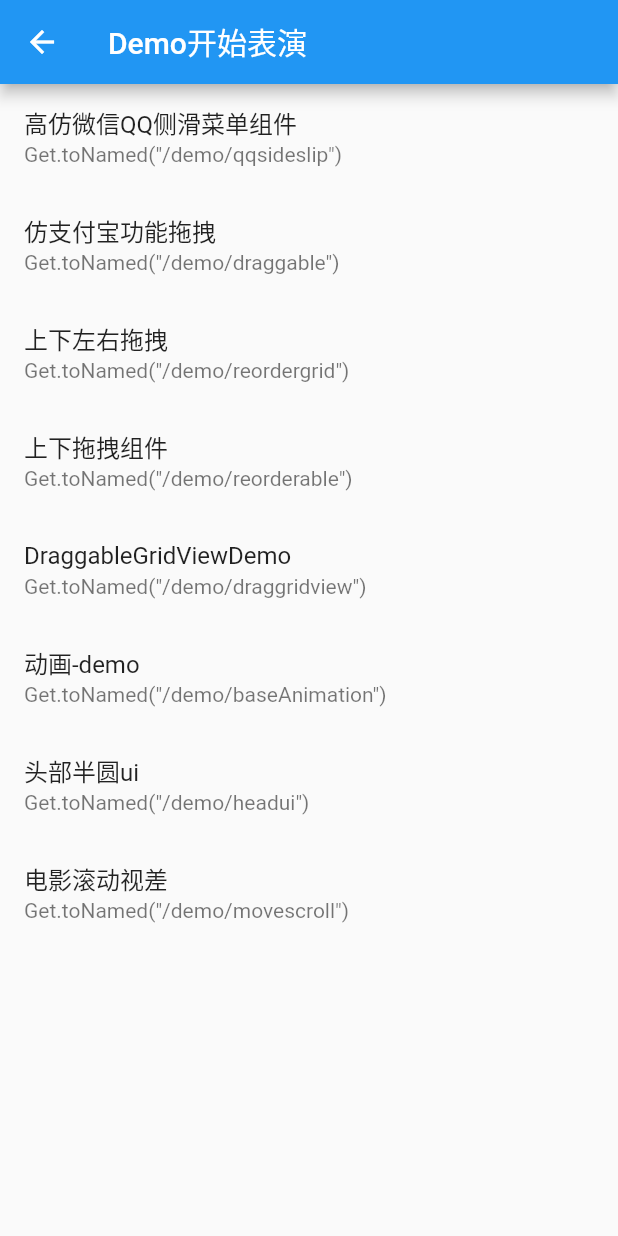
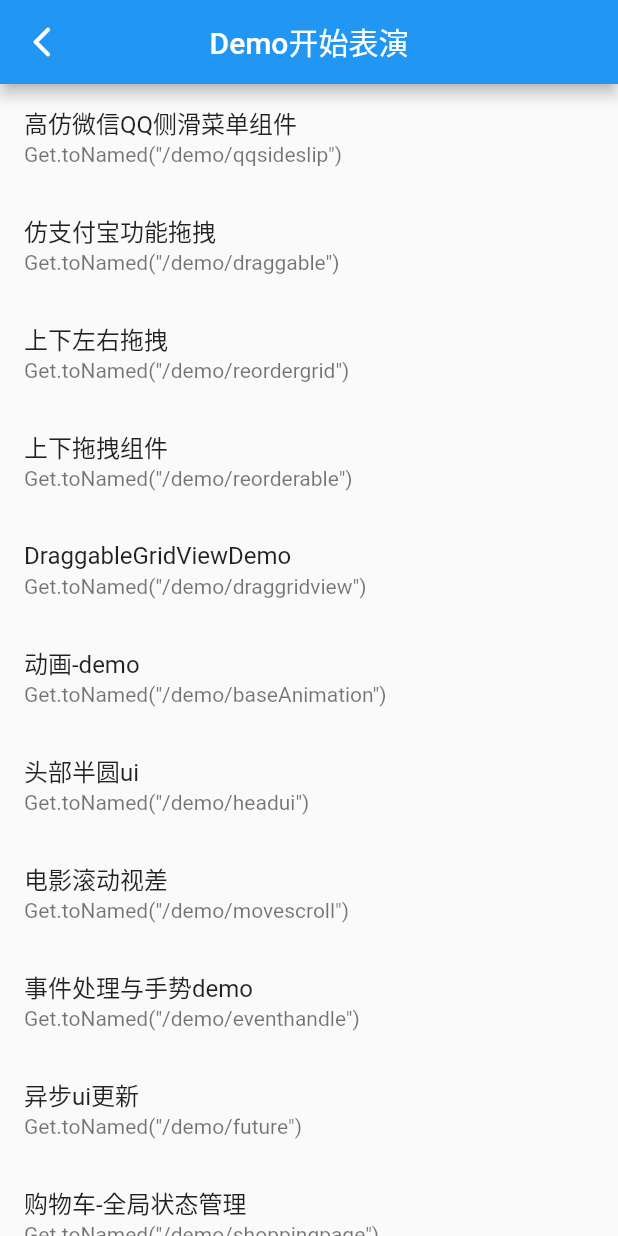
Before and after one commit to MarioGogogo/flutter_24, a Flutter app: the DemoPage screen opened by its route, on a phone screen of 412 x 824 dp. Run offline on Flutter 3.47's test engine with Material 2 defaults, Android fonts, the phone set to English and light mode, and no system bars; our stand-ins replace dio, flutter_svg, flutter_swipe_action_cell, get, package_info, reorderable_grid_view; missing offline and left inert: ota_update; project files that could hold a hidden picture were left out.

Commit message:
新增：数据共享
Signed-off-by: MarioGogogo <148373644@qq.com>

```diff
--- a/lib/common/routes/app_pages.dart
+++ b/lib/common/routes/app_pages.dart
@@ -1,7 +1,7 @@
 /*
  * @Author: MarioGo
  * @Date: 2021-09-30 20:19:04
- * @LastEditTime: 2021-10-07 19:56:57
+ * @LastEditTime: 2021-10-08 16:45:16
  * @LastEditors: MarioGo
  * @Description: 文件描述
  * @FilePath: /flutter_24/lib/common/routes/app_pages.dart
@@ -15,6 +15,9 @@ import 'package:flutter_24/pages/demo/movie.dart';
 import 'package:flutter_24/pages/demo/qqSideslip.dart';
 import 'package:flutter_24/pages/demo/reorderable.dart';
 import 'package:flutter_24/pages/demo/reorderableGridView.dart';
+import 'package:flutter_24/pages/demo/shopping/shoppingpage.dart';
+import 'package:flutter_24/pages/eventHandler/future.dart';
+import 'package:flutter_24/pages/eventHandler/index.dart';
 import 'package:flutter_24/pages/home/index.dart';
 import 'package:flutter_24/pages/lang/index.dart';
 import 'package:flutter_24/pages/list/index.dart';
@@ -88,6 +91,18 @@ class AppPages {
         name: AppRoutes.MovieScrollPage,
         page: () => MovieScrollPage(),
       ),
+      GetPage(
+        name: AppRoutes.EeventHandlePage,
+        page: () => EeventHandlePage(),
+      ),
+      GetPage(
+        name: AppRoutes.FuturePage,
+        page: () => FuturePage(),
+      ),
+      GetPage(
+        name: AppRoutes.ShoppingPage,
+        page: () => ShoppingPage(),
+      ),
     ]),
 
     // 多语言
--- a/lib/common/routes/app_routes.dart
+++ b/lib/common/routes/app_routes.dart
@@ -1,7 +1,7 @@
 /*
  * @Author: MarioGo
  * @Date: 2021-09-30 20:18:36
- * @LastEditTime: 2021-10-07 19:44:39
+ * @LastEditTime: 2021-10-08 16:42:07
  * @LastEditors: MarioGo
  * @Description: 文件描述
  * @FilePath: /flutter_24/lib/common/routes/app_routes.dart
@@ -28,4 +28,7 @@ abstract class AppRoutes {
   static const ScaleAnimatePage = '/baseAnimation';
   static const HeaderUIPage = '/headui';
   static const MovieScrollPage = "/movescroll";
+  static const EeventHandlePage = "/eventhandle";
+  static const FuturePage = "/future";
+  static const ShoppingPage = "/shoppingpage";
 }
--- a/lib/main.dart
+++ b/lib/main.dart
@@ -1,7 +1,7 @@
 /*
  * @Author: MarioGo
  * @Date: 2021-09-21 15:33:59
- * @LastEditTime: 2021-09-30 21:49:27
+ * @LastEditTime: 2021-10-08 11:14:10
  * @LastEditors: MarioGo
  * @Description: 文件描述
  * @FilePath: /flutter_24/lib/main.dart
@@ -23,6 +23,7 @@ class MyApp extends StatelessWidget {
   @override
   Widget build(BuildContext context) {
     return GetMaterialApp(
+      theme: ThemeData(platform: TargetPlatform.iOS),
       debugShowCheckedModeBanner: false,
       initialRoute: AppPages.INITIAL,
       getPages: AppPages.routes,
--- a/lib/pages/demo/index.dart
+++ b/lib/pages/demo/index.dart
@@ -1,7 +1,7 @@
 /*
  * @Author: MarioGo
  * @Date: 2021-09-30 22:34:19
- * @LastEditTime: 2021-10-07 19:43:56
+ * @LastEditTime: 2021-10-08 16:42:35
  * @LastEditors: MarioGo
  * @Description: 文件描述
  * @FilePath: /flutter_24/lib/pages/demo/index.dart
@@ -61,6 +61,21 @@ class DemoPage extends StatelessWidget {
             subtitle: Text('Get.toNamed("/demo/movescroll")'),
             onTap: () => Get.toNamed("/demo/movescroll"),
           ),
+          ListTile(
+            title: Text("事件处理与手势demo"),
+            subtitle: Text('Get.toNamed("/demo/eventhandle")'),
+            onTap: () => Get.toNamed("/demo/eventhandle"),
+          ),
+          ListTile(
+            title: Text("异步ui更新"),
+            subtitle: Text('Get.toNamed("/demo/future")'),
+            onTap: () => Get.toNamed("/demo/future"),
+          ),
+          ListTile(
+            title: Text("购物车-全局状态管理"),
+            subtitle: Text('Get.toNamed("/demo/shoppingpage")'),
+            onTap: () => Get.toNamed("/demo/shoppingpage"),
+          ),
         ],
       ),
     );
```
Also changed, not shown: lib/components/sliding_card.dart (+46 -2 lines), lib/models/movieData.dart (+0 -10 lines), lib/pages/demo/movie.dart (+18 -3 lines), lib/pages/demo/shopping/childComp.dart (added, +41 -0 lines), lib/pages/demo/shopping/share_data.dart (added, +33 -0 lines), lib/pages/demo/shopping/shoppingpage.dart (added, +58 -0 lines), lib/pages/eventHandler/future.dart (added, +47 -0 lines), lib/pages/eventHandler/index.dart (added, +40 -0 lines), 4 other files.
